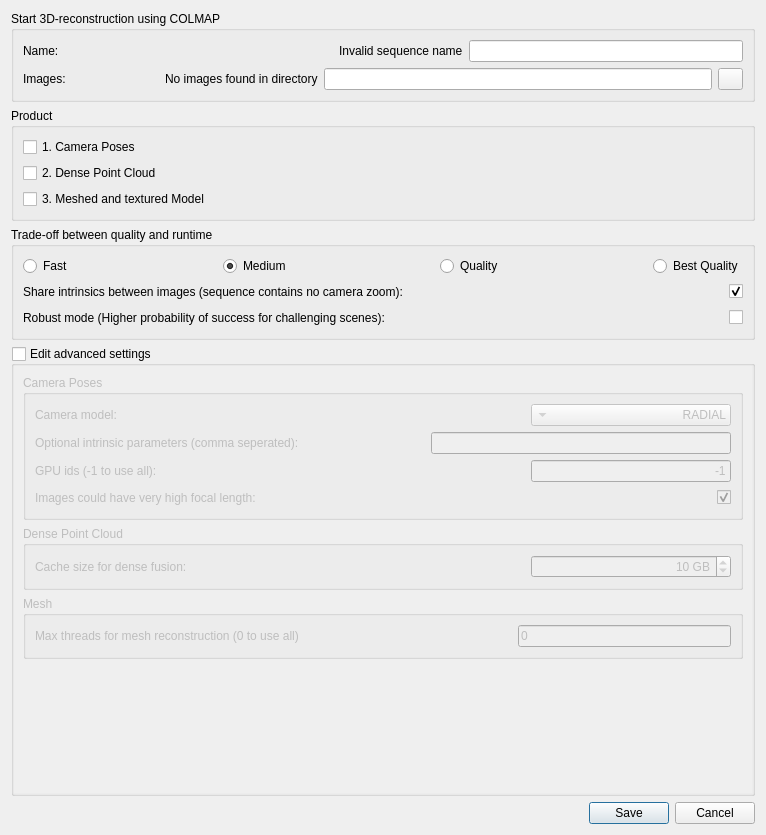
Before: the Qt Designer form iVS3D/src/iVS3D-core/ots/colmapwrapper/colmapnewproductdialog.ui in iVS3D/iVS3D, drawn with Qt 5.
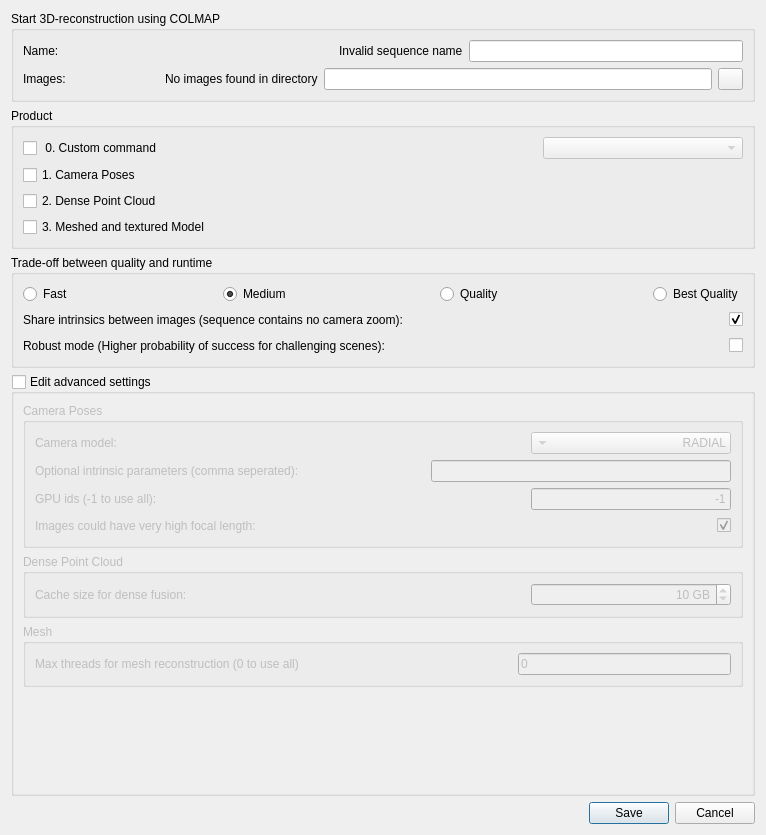
After: the same form once the commit is applied. Icons and pictures are not drawn.

Commit message: * removed windows compile defines to suport local and remote 3D reconstruction using a windows client * added experimental support for custom reconstruction commands * added examples for custom commands (COLMAP and ODM )

```diff
--- a/iVS3D/src/iVS3D-core/ots/colmapwrapper/colmapnewproductdialog.ui
+++ b/iVS3D/src/iVS3D-core/ots/colmapwrapper/colmapnewproductdialog.ui
@@ -186,6 +186,43 @@
       <string>Product</string>
      </property>
      <layout class="QVBoxLayout" name="verticalLayout_3">
+      <item>
+       <layout class="QHBoxLayout" name="horizontalLayout_16">
+        <item>
+         <widget class="QCheckBox" name="cb_customCommand">
+          <property name="text">
+           <string> 0. Custom command </string>
+          </property>
+         </widget>
+        </item>
+        <item>
+         <spacer name="horizontalSpacer_10">
+          <property name="orientation">
+           <enum>Qt::Horizontal</enum>
+          </property>
+          <property name="sizeHint" stdset="0">
+           <size>
+            <width>10</width>
+            <height>20</height>
+           </size>
+          </property>
+         </spacer>
+        </item>
+        <item>
+         <widget class="QComboBox" name="cob_customCommand">
+          <property name="enabled">
+           <bool>false</bool>
+          </property>
+          <property name="minimumSize">
+           <size>
+            <width>200</width>
+            <height>0</height>
+           </size>
+          </property>
+         </widget>
+        </item>
+       </layout>
+      </item>
       <item>
        <layout class="QHBoxLayout" name="horizontalLayout_2">
         <item>
@@ -437,8 +474,8 @@
           <rect>
            <x>0</x>
            <y>0</y>
-           <width>742</width>
-           <height>384</height>
+           <width>746</width>
+           <height>447</height>
           </rect>
          </property>
          <layout class="QVBoxLayout" name="verticalLayout_5">
```
The commit also changes 23 other files.
